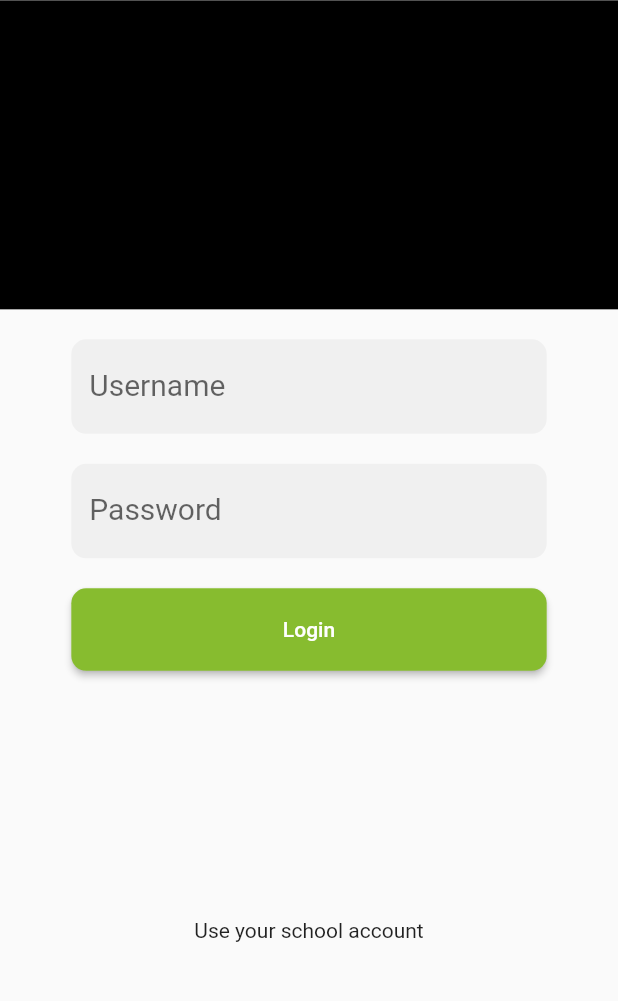
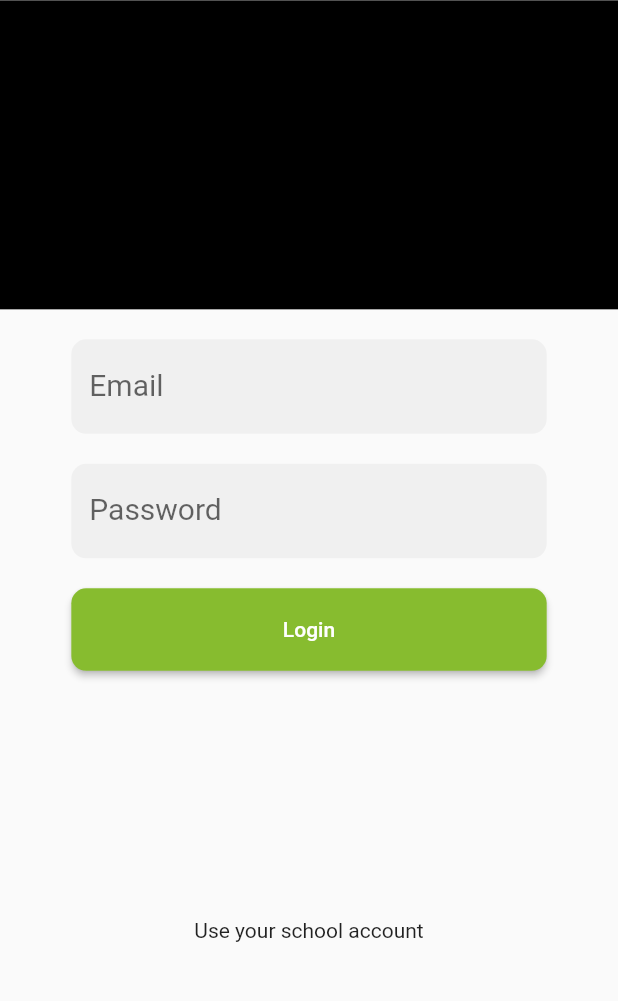
Before and after one commit to TarlaShaa/nistab, a Flutter app: the screen it shows after launch, after a tap on "Login", on a phone screen of 412 x 824 dp, the part 167-1168 px from its top. Run offline on Flutter 3.47's test engine with Material 2 defaults, Android fonts, the phone set to English and light mode, and no system bars; our stand-ins replace firebase_auth, firebase_core; accounts and stored records are empty; network calls fail.

Commit message:
Connected to firebase authorization

```diff
--- /dev/null
+++ b/lib/Auth.dart
@@ -0,0 +1,33 @@
+import 'package:firebase_auth/firebase_auth.dart';
+import 'package:flutter/material.dart';
+import 'package:nistab/screens/login.dart';
+
+class Auth extends StatelessWidget {
+  const Auth({Key? key}) : super(key: key);
+
+  @override
+  Widget build(BuildContext context) {
+    return StreamBuilder<User?>(
+      stream: FirebaseAuth.instance.authStateChanges(),
+      builder: (context, snaphot) {
+        if (snaphot.hasData) {
+          return Scaffold(
+            body: Center(
+              child: Column(
+                mainAxisAlignment: MainAxisAlignment.center,
+                children: [
+                  Text(FirebaseAuth.instance.currentUser!.email.toString()),
+                  ElevatedButton(onPressed: () async {
+                    await FirebaseAuth.instance.signOut();
+                  }, child: Text("logout"))
+                ],
+              ),
+            ),
+          );
+        } else {
+          return Login();
+        }
+      },
+    );
+  }
+}
--- a/lib/main.dart
+++ b/lib/main.dart
@@ -1,15 +1,18 @@
 import 'package:flutter/material.dart';
 import 'package:flutter/services.dart';
+import 'package:nistab/Auth.dart';
 import 'package:nistab/screens/login.dart';
+import 'package:firebase_core/firebase_core.dart';
 
-void main() {
+Future<void> main() async {
   WidgetsFlutterBinding.ensureInitialized();
+  await Firebase.initializeApp(options: FirebaseOptions(apiKey: "AIzaSyCVrnYFuSBOS_eenf_zysDV0bkzDz6isno", appId: '1:901329229818:android:7d3991f0d20d7ee2a77643', messagingSenderId: '901329229818', projectId: 'nistab-f29e1'));
   SystemChrome.setPreferredOrientations([
     DeviceOrientation.portraitDown,
     DeviceOrientation.portraitUp,
   ]).then((_) => runApp(const MaterialApp(
         debugShowCheckedModeBanner: false,
         title: "NISTab",
-        home: Login(),
+        home: Auth(),
       )));
 }
--- a/lib/screens/login.dart
+++ b/lib/screens/login.dart
@@ -1,3 +1,4 @@
+import 'package:firebase_auth/firebase_auth.dart';
 import 'package:flutter/material.dart';
 import 'package:nistab/constants/color_consts.dart';
 
@@ -15,6 +16,14 @@ class _LoginState extends State<Login> {
   var password = TextEditingController();
 
   @override
+  void dispose() {
+    user.dispose();
+    password.dispose();
+    // TODO: implement dispose
+    super.dispose();
+  }
+
+  @override
   Widget build(BuildContext context) {
     return Scaffold(
       resizeToAvoidBottomInset: false,
@@ -26,10 +35,13 @@ class _LoginState extends State<Login> {
               decoration: BoxDecoration(
                   color: ColorConst.green,
                   borderRadius:
-                      const BorderRadius.vertical(bottom: Radius.circular(25))),
+                  const BorderRadius.vertical(bottom: Radius.circular(25))),
               alignment: Alignment.bottomCenter,
               width: double.infinity,
-              height: MediaQuery.of(context).size.height / 9,
+              height: MediaQuery
+                  .of(context)
+                  .size
+                  .height / 9,
               child: const Text(
                 "NISTab",
                 style: TextStyle(
@@ -42,7 +54,10 @@ class _LoginState extends State<Login> {
               height: 20,
             ),
             Container(
-              height: MediaQuery.of(context).size.height / 4,
+              height: MediaQuery
+                  .of(context)
+                  .size
+                  .height / 4,
               width: double.infinity,
               color: Colors.black,
             ),
@@ -58,7 +73,7 @@ class _LoginState extends State<Login> {
                     children: [
                       InputFields(
                         controller: user,
-                        text: "Username",
+                        text: "Email",
                       ),
                       SizedBox(
                         height: 20,
@@ -71,23 +86,29 @@ class _LoginState extends State<Login> {
                         height: 20,
                       ),
                       SizedBox(
-                        width: MediaQuery.of(context).size.width / 1.3,
+                        width: MediaQuery
+                            .of(context)
+                            .size
+                            .width / 1.3,
                         height: 55,
                         child: ElevatedButton(
-                          onPressed: () {},
+                          onPressed: login,
                           child: Text("Login"),
                           style: ElevatedButton.styleFrom(
                               backgroundColor: ColorConst.green,
                               shape: RoundedRectangleBorder(
                                   borderRadius:
-                                      BorderRadius.all(Radius.circular(10)))),
+                                  BorderRadius.all(Radius.circular(10)))),
                         ),
                       ),
                     ],
                   ),
                 ),
                 SizedBox(
-                  height: MediaQuery.of(context).size.height / 5,
+                  height: MediaQuery
+                      .of(context)
+                      .size
+                      .height / 5,
                 ),
                 Text("Use your school account")
               ],
@@ -96,6 +117,13 @@ class _LoginState extends State<Login> {
         ),
       ),
     );
+  }
+
+  void login() async {
+    var email = user.text.trim();
+    await FirebaseAuth.instance.signInWithEmailAndPassword(
+        email: email.toLowerCase(),
+        password: password.text.trim());
   }
 }
 
@@ -114,7 +142,10 @@ class _InputFieldsState extends State<InputFields> {
   @override
   Widget build(BuildContext context) {
     return SizedBox(
-      width: MediaQuery.of(context).size.width / 1.3,
+      width: MediaQuery
+          .of(context)
+          .size
+          .width / 1.3,
       child: TextField(
 
         style: TextStyle(fontSize: 20),
@@ -122,7 +153,7 @@ class _InputFieldsState extends State<InputFields> {
         decoration: InputDecoration(
           label: Text(widget.text),
           floatingLabelStyle:
-              TextStyle(fontWeight: FontWeight.w900, color: ColorConst.green),
+          TextStyle(fontWeight: FontWeight.w900, color: ColorConst.green),
           filled: true,
           border: OutlineInputBorder(
             borderRadius: BorderRadius.circular(10),
--- a/pubspec.yaml
+++ b/pubspec.yaml
@@ -28,6 +28,7 @@ environment:
 # the latest version available on pub.dev. To see which dependencies have newer
 # versions available, run `flutter pub outdated`.
 dependencies:
+  firebase_auth: ^4.4.0
   flutter:
     sdk: flutter
 
```
Also changed, not shown: pubspec.lock, 4 other files.
